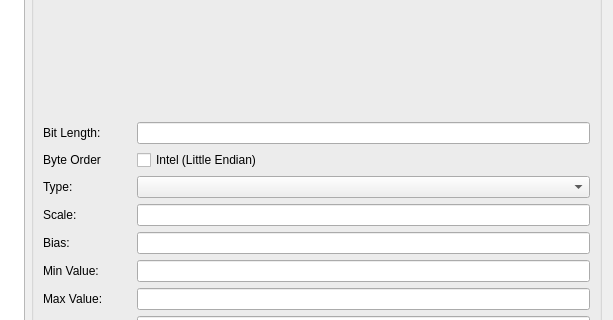
Qt form ui/dbcsignaleditor.ui (collin80/SavvyCAN) before a commit; both pictures show x 271 to 884 and y 252 to 572 of the 884 by 915 pixel window.
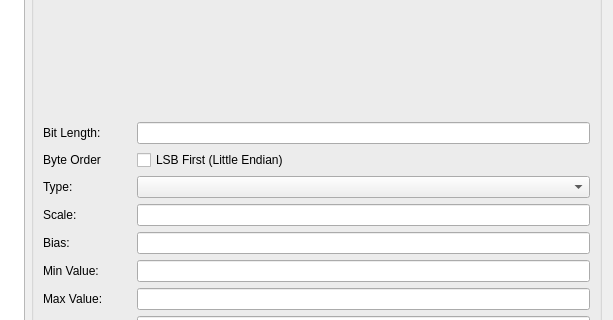
The same form after that commit. Custom widgets are drawn as their Qt base class.

Commit message: Changed description of little endian mode to hopefully be more clear to more people.

Patch:
```diff
--- a/ui/dbcsignaleditor.ui
+++ b/ui/dbcsignaleditor.ui
@@ -72,7 +72,7 @@
         <item row="3" column="1">
          <widget class="QCheckBox" name="cbIntelFormat">
           <property name="text">
-           <string>Intel (Little Endian)</string>
+           <string>LSB First (Little Endian)</string>
           </property>
          </widget>
         </item>
```
The commit also changes 1 other file.
